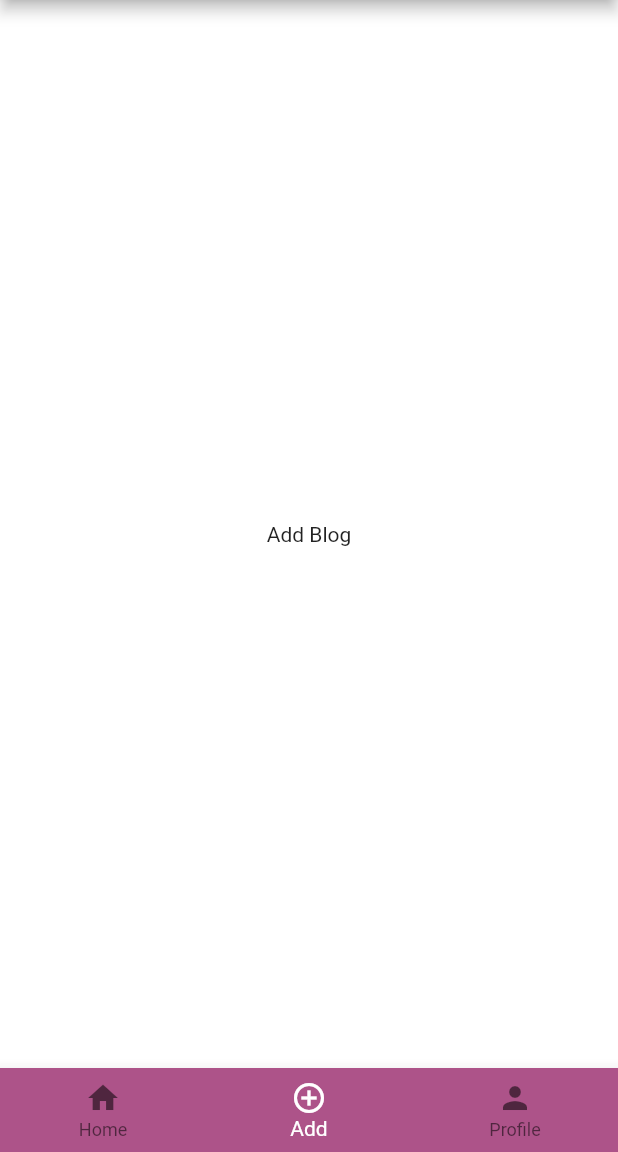
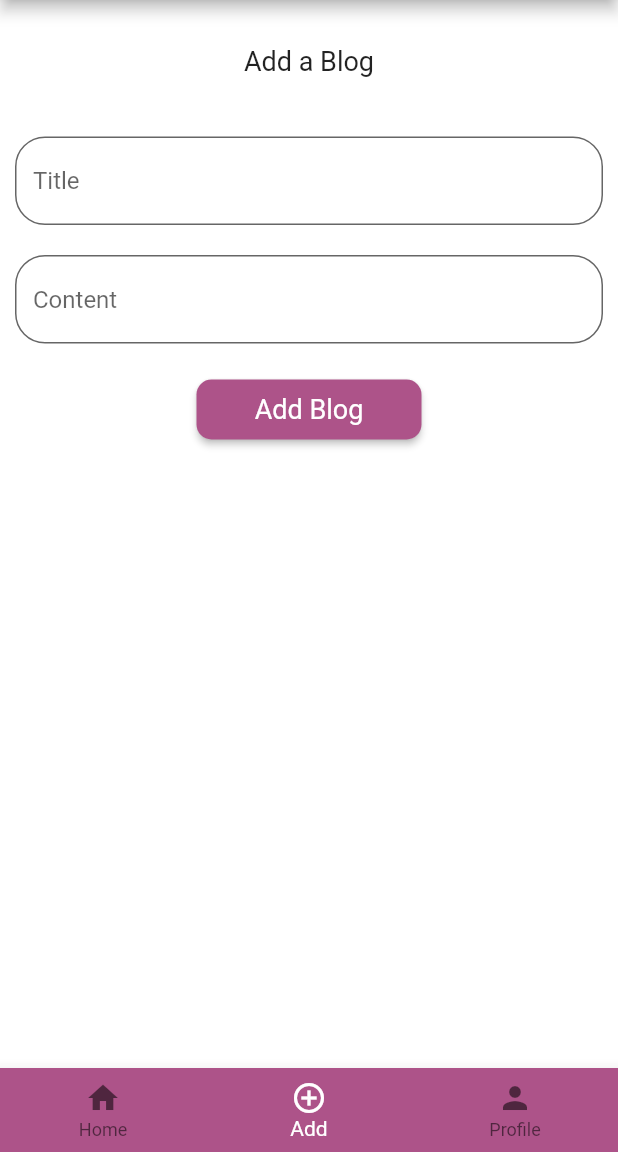
Before and after one commit to samyog437/flutter_blogit, a Flutter app: the DashboardScreen screen opened by its route, item 2 of the bottom bar chosen, on a phone screen of 412 x 824 dp, the part 84-1236 px from its top. Run offline on Flutter 3.47's test engine with Material 2 defaults, Android fonts, the phone set to English and light mode, and no system bars; our stand-ins replace dio, google_maps_flutter, image_picker, motion_toast, objectbox, pretty_dio_logger; missing offline and left inert: wear; generated files the repository leaves out were written again; network calls fail.

Commit message:
new branch

```diff
--- a/lib/screen/bottom_screen/addBlogScreen.dart
+++ b/lib/screen/bottom_screen/addBlogScreen.dart
@@ -1,7 +1,7 @@
-import 'package:flutter/cupertino.dart';
-import 'package:flutter/src/widgets/basic.dart';
-import 'package:flutter/src/widgets/container.dart';
-import 'package:flutter/src/widgets/framework.dart';
+import 'dart:io';
+import 'package:blogit/app/snackbar.dart';
+import 'package:flutter/material.dart';
+import 'package:image_picker/image_picker.dart';
 
 class AddBlogScreen extends StatefulWidget {
   const AddBlogScreen({super.key});
@@ -11,10 +11,98 @@ class AddBlogScreen extends StatefulWidget {
 }
 
 class _AddBlogScreenState extends State<AddBlogScreen> {
+  File? _img;
+
+  Future _browseImage(ImageSource imageSource) async {
+    try {
+      final image = await ImagePicker().pickImage(source: imageSource);
+      if (image != null) {
+        setState(() {
+          _img = File(image.path);
+        });
+      } else {
+        return;
+      }
+    } catch (e) {
+      debugPrint(e.toString());
+    }
+  }
+
+  _showMessage(int status) {
+    if (status > 0) {
+      showSnackbar(context, 'Blog Added Successfully!', Colors.green);
+    } else {
+      showSnackbar(context, 'Error Adding Blog', Colors.red);
+    }
+  }
+
   @override
   Widget build(BuildContext context) {
-    return const Center(
-      child: Text('Add Blog'),
+    return Scaffold(
+      body: Container(
+        padding: const EdgeInsets.all(10),
+        child: Form(
+            child: Column(
+          children: [
+            const SizedBox(
+              height: 20,
+            ),
+            const Text(
+              'Add a Blog',
+              style: TextStyle(fontSize: 18),
+            ),
+            const SizedBox(
+              height: 20,
+            ),
+
+            const SizedBox(
+              height: 20,
+            ),
+            TextFormField(
+              decoration: InputDecoration(
+                errorStyle: const TextStyle(
+                    color: Colors.white, backgroundColor: Colors.red),
+                hintText: 'Title',
+                border: OutlineInputBorder(
+                  borderRadius: BorderRadius.circular(20),
+                ),
+                filled: true,
+                fillColor: Colors.white,
+              ),
+            ),
+            const SizedBox(
+              height: 20,
+            ),
+            TextFormField(
+              maxLines: null,
+              decoration: InputDecoration(
+                errorStyle: const TextStyle(
+                    color: Colors.white, backgroundColor: Colors.red),
+                hintText: 'Content',
+                border: OutlineInputBorder(
+                  borderRadius: BorderRadius.circular(20),
+                ),
+                filled: true,
+                fillColor: Colors.white,
+              ),
+            ),
+            const SizedBox(
+              height: 20,
+            ),
+            ElevatedButton(
+              onPressed: () {},
+              style: ButtonStyle(
+                backgroundColor:
+                    MaterialStateProperty.all(const Color(0xFFad5389)),
+              ),
+              child: const Text(
+                'Add Blog',
+                style: TextStyle(color: Colors.white),
+              ),
+            )
+          ],
+        )),
+      ),
     );
   }
 }
--- a/lib/screen/bottom_screen/dashboard.dart
+++ b/lib/screen/bottom_screen/dashboard.dart
@@ -23,6 +23,7 @@ class _DashboardScreenState extends State<DashboardScreen> {
   @override
   Widget build(BuildContext context) {
     return Scaffold(
+      key: const Key('dashboardPage'),
       appBar: AppBar(
         title: const Text('Dashboard'),
       ),
--- a/lib/screen/bottom_screen/homescreen.dart
+++ b/lib/screen/bottom_screen/homescreen.dart
@@ -22,7 +22,7 @@ class _HomeScreenState extends State<HomeScreen> {
   Widget build(BuildContext context) {
     return Scaffold(
       body: Container(
-        color: Color.fromARGB(255, 221, 221, 221),
+        color: Color.fromARGB(255, 238, 238, 238),
         child: FutureBuilder(
           future: _blogs,
           builder: (BuildContext context, AsyncSnapshot<List<Blog>> snapshot) {
--- a/lib/screen/loginscreen.dart
+++ b/lib/screen/loginscreen.dart
@@ -28,6 +28,7 @@ class _LoginScreenState extends State<LoginScreen> {
   }
 
   _goToAnotherPage() {
+    showSnackbar(context, 'Login Successful', Colors.green);
     Navigator.pushNamed(context, DashboardScreen.route);
   }
 
@@ -72,6 +73,7 @@ class _LoginScreenState extends State<LoginScreen> {
                           ),
                         ),
                         TextFormField(
+                          key: const Key('txtUsername'),
                           controller: _usernameController,
                           decoration: InputDecoration(
                             errorStyle: const TextStyle(
@@ -102,6 +104,7 @@ class _LoginScreenState extends State<LoginScreen> {
                           ),
                         ),
                         TextFormField(
+                          key: const Key('txtPassword'),
                           controller: _passwordController,
                           decoration: InputDecoration(
                               errorStyle: const TextStyle(
@@ -137,6 +140,7 @@ class _LoginScreenState extends State<LoginScreen> {
                     width: 250,
                     height: 50,
                     child: ElevatedButton(
+                      key: const ValueKey('btnLogin'),
                       onPressed: () {
                         if (_formKey.currentState!.validate()) {}
                         _loginUser();
--- a/pubspec.yaml
+++ b/pubspec.yaml
@@ -45,6 +45,7 @@ dependencies:
   json_annotation: ^4.8.0
   wear: ^1.1.0
   google_maps_flutter: ^2.2.3
+  image_picker: ^0.8.6+1
 
 dev_dependencies:
   flutter_test:
```
Also changed, not shown: lib/screen/registerscreen.dart (+7 -0 lines), pubspec.lock, 2 other files.
